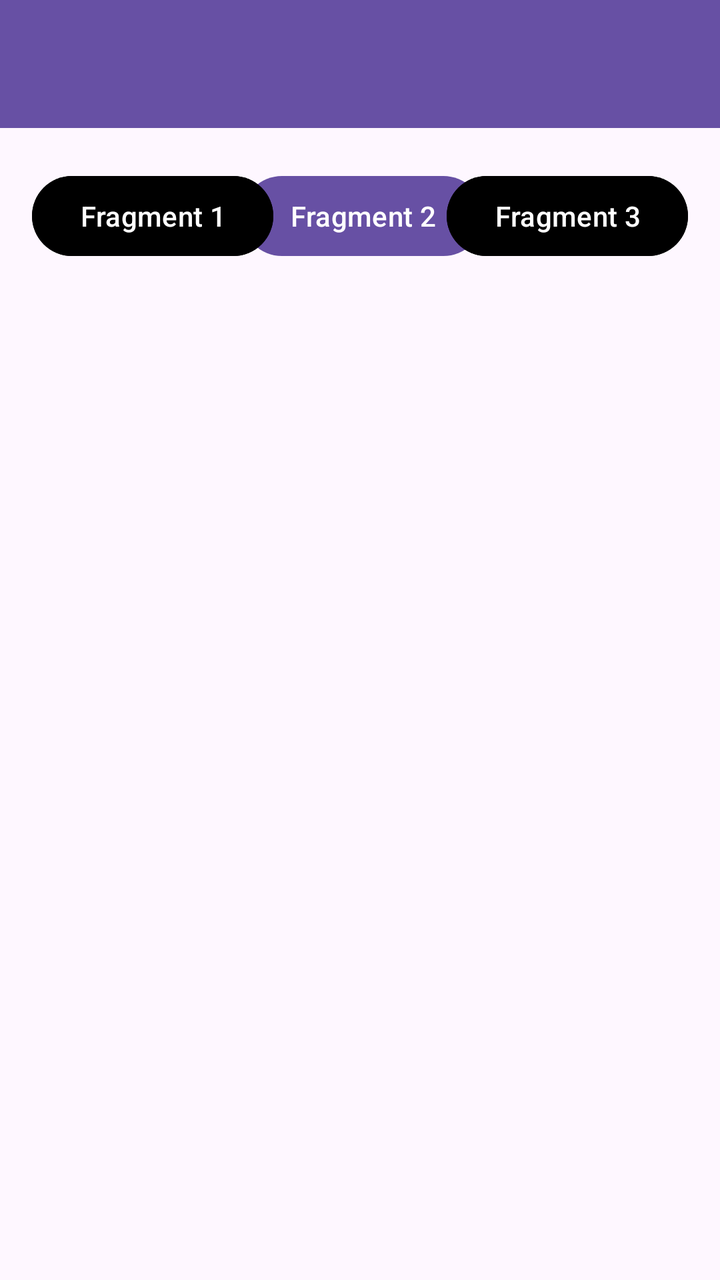
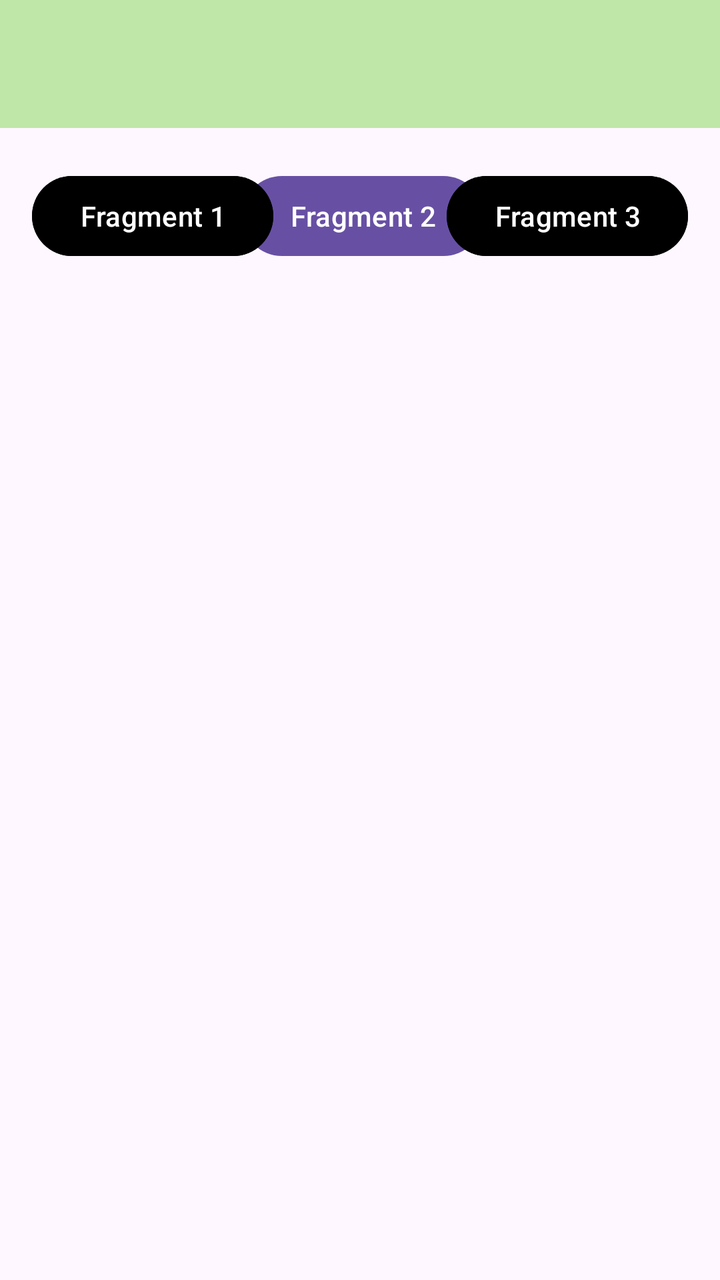

Compare the two renders of this Android layout. The source of the first and the diff that turns it into the second are given below.
<!-- AndroidManifest.xml: application theme Theme.Aisyah3TIF -->
<!-- res/layout/activity_seventh.xml -->
<?xml version="1.0" encoding="utf-8"?>
<androidx.constraintlayout.widget.ConstraintLayout xmlns:android="http://schemas.android.com/apk/res/android"
    xmlns:app="http://schemas.android.com/apk/res-auto"
    xmlns:tools="http://schemas.android.com/tools"
    android:id="@+id/main"
    android:layout_width="match_parent"
    android:layout_height="match_parent"
    tools:context=".Home.pertemuan_7.SeventhActivity">

    <androidx.appcompat.widget.Toolbar
        android:id="@+id/toolbar"
        android:layout_width="match_parent"
        android:layout_height="?attr/actionBarSize"
        android:background="?attr/colorPrimary"
        app:layout_constraintTop_toTopOf="parent"
        app:layout_scrollFlags="scroll|enterAlways"
        app:titleTextColor="@android:color/white"
        tools:layout_editor_absoluteX="0dp" />

    <Button
        android:id="@+id/btnFragment2"
        android:layout_width="wrap_content"
        android:layout_height="wrap_content"
        android:layout_marginTop="20dp"
        android:text="Fragment 2"
        app:layout_constraintEnd_toStartOf="@+id/btnFragment3"
        app:layout_constraintHorizontal_bias="0.47"
        app:layout_constraintStart_toEndOf="@+id/btnFragment1"
        app:layout_constraintTop_toBottomOf="@+id/toolbar" />

    <Button
        android:id="@+id/btnFragment1"
        android:layout_width="wrap_content"
        android:layout_height="wrap_content"
        android:layout_marginStart="16dp"
        android:backgroundTint="@color/black"
        android:text="Fragment 1"
        app:layout_constraintBottom_toBottomOf="@+id/btnFragment2"
        app:layout_constraintStart_toStartOf="parent"
        app:layout_constraintTop_toTopOf="@+id/btnFragment2" />

    <Button
        android:id="@+id/btnFragment3"
        android:layout_width="wrap_content"
        android:layout_height="wrap_content"
        android:layout_marginEnd="16dp"
        android:backgroundTint="@color/black"
        android:text="Fragment 3"
        app:layout_constraintBottom_toBottomOf="@+id/btnFragment2"
        app:layout_constraintEnd_toEndOf="parent"
        app:layout_constraintTop_toTopOf="@+id/btnFragment2" />

    <FrameLayout
        android:id="@+id/fragment_container"
        android:layout_width="match_parent"
        android:layout_height="0dp"
        android:layout_marginTop="20dp"
        app:layout_constraintBottom_toBottomOf="parent"
        app:layout_constraintTop_toBottomOf="@+id/btnFragment2" />

</androidx.constraintlayout.widget.ConstraintLayout>
<!-- resources referenced by this layout -->
<resources>
  <color name="black">#FF000000</color>
  <style name="Theme.Aisyah3TIF" parent="Base.Theme.Aisyah3TIF" />
  <style name="Base.Theme.Aisyah3TIF" parent="Theme.Material3.DayNight.NoActionBar">
          
          
      </style>
</resources>

<!-- the commit's change to res/layout/activity_seventh.xml (unified diff, before → after) -->
@@ -11,7 +11,7 @@
         android:id="@+id/toolbar"
         android:layout_width="match_parent"
         android:layout_height="?attr/actionBarSize"
-        android:background="?attr/colorPrimary"
+        android:background="@color/hijau_semangka"
         app:layout_constraintTop_toTopOf="parent"
         app:layout_scrollFlags="scroll|enterAlways"
         app:titleTextColor="@android:color/white"
<!-- resource entries referenced after the edit -->
@@ -1,6 +1,7 @@
 <!-- resources referenced by this layout -->
 <resources>
   <color name="black">#FF000000</color>
+  <color name="hijau_semangka">#BFE7A7</color>
   <style name="Theme.Aisyah3TIF" parent="Base.Theme.Aisyah3TIF" />
   <style name="Base.Theme.Aisyah3TIF" parent="Theme.Material3.DayNight.NoActionBar">
           
